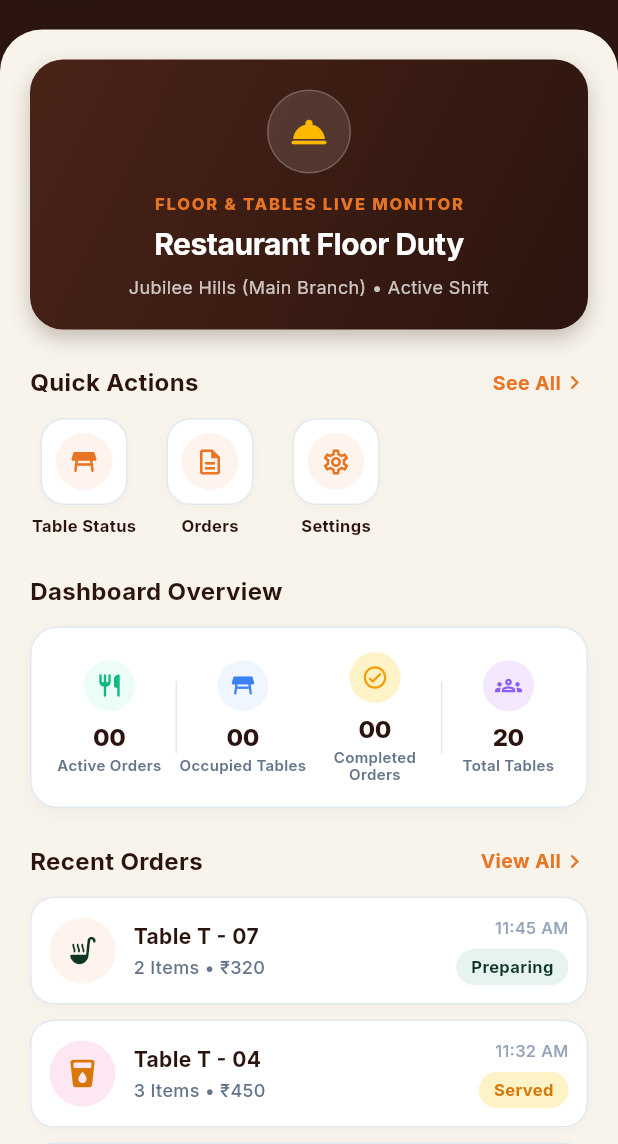
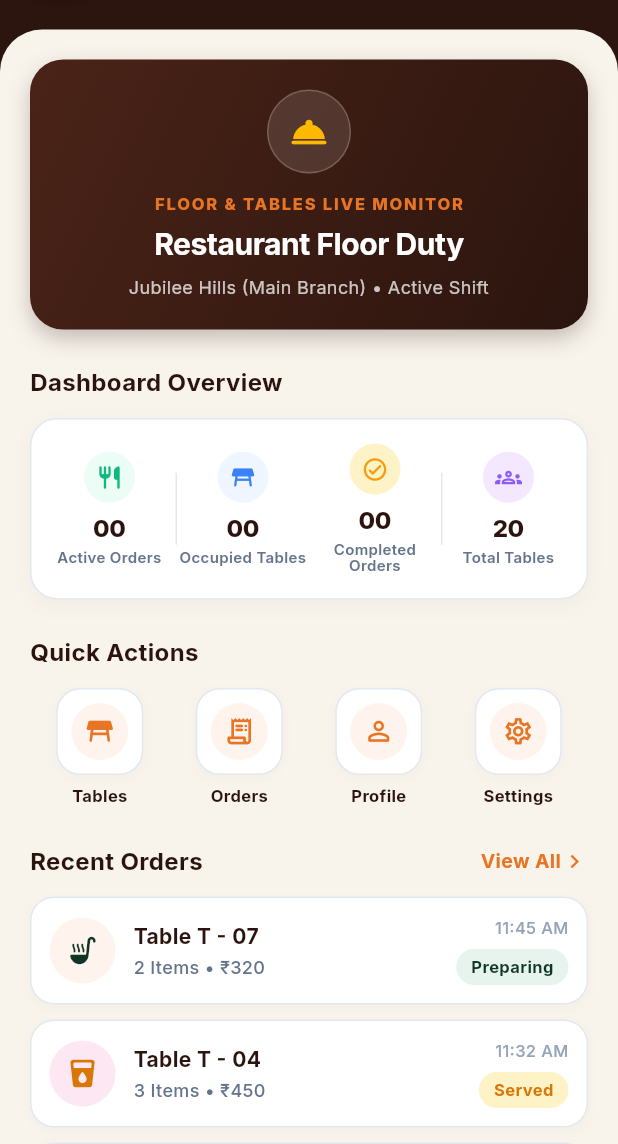
Before and after one commit to Speshway-2017/Restaurant-management-system, a Flutter app: the WaiterDashboardScreen screen opened directly, on a phone screen of 412 x 824 dp, the part 92-1236 px from its top. Run offline on Flutter 3.47's test engine with Material 3 defaults, Android fonts, the phone set to English and light mode, and no system bars; our stand-ins replace firebase_core, google_fonts, shared_preferences; accounts and stored records are empty; network calls fail.

Commit message:
Adjusted the DashboardPage

```diff
--- a/mobile/lib/screens/dashboard/waiter_dashboard_screen.dart
+++ b/mobile/lib/screens/dashboard/waiter_dashboard_screen.dart
@@ -324,81 +324,8 @@ class _WaiterDashboardScreenState extends State<WaiterDashboardScreen> {
                         ],
                         const SizedBox(height: 24),
 
-                        // 4. Quick Actions Row
-                        Row(
-                          mainAxisAlignment: MainAxisAlignment.spaceBetween,
-                          children: [
-                            const Text(
-                              'Quick Actions',
-                              style: TextStyle(
-                                fontSize: 16,
-                                fontWeight: FontWeight.bold,
-                                color: Color(0xFF2C140E),
-                              ),
-                            ),
-                            GestureDetector(
-                              onTap: () {
-                                if (widget.onNavigateTab != null) widget.onNavigateTab!(1); // Go to Orders
-                              },
-                              child: const Row(
-                                children: [
-                                  Text(
-                                    'See All',
-                                    style: TextStyle(
-                                      fontSize: 13,
-                                      fontWeight: FontWeight.bold,
-                                      color: Color(0xFFE87524),
-                                    ),
-                                  ),
-                                  Icon(Icons.chevron_right, size: 18, color: Color(0xFFE87524)),
-                                ],
-                              ),
-                            ),
-                          ],
-                        ),
-                        const SizedBox(height: 12),
-
-                        // Quick Action Items
-                        SingleChildScrollView(
-                          scrollDirection: Axis.horizontal,
-                          physics: const BouncingScrollPhysics(),
-                          child: Row(
-                            children: [
-                              _buildQuickActionTile(
-                                context,
-                                icon: Icons.table_restaurant_rounded,
-                                label: 'Table Status',
-                                onTap: () {
-                                  if (widget.onNavigateTab != null) widget.onNavigateTab!(2); // Tables
-                                },
-                              ),
-                              const SizedBox(width: 12),
-                              _buildQuickActionTile(
-                                context,
-                                icon: Icons.description_outlined,
-                                label: 'Orders',
-                                onTap: () {
-                                  if (widget.onNavigateTab != null) widget.onNavigateTab!(1); // Orders
-                                },
-                              ),
-                              const SizedBox(width: 12),
-                              _buildQuickActionTile(
-                                context,
-                                icon: Icons.settings_outlined,
-                                label: 'Settings',
-                                onTap: () {
-                                  Navigator.push(
-                                    context,
-                                    MaterialPageRoute(builder: (_) => const WaiterSettingsScreen()),
-                                  );
-                                },
-                              ),
-                            ],
-                          ),
-                        ),
-                        const SizedBox(height: 24),
-
-                        // 5. Dashboard Overview Section
+
+                        // 4. Dashboard Overview Section
                         const Text(
                           'Dashboard Overview',
                           style: TextStyle(
@@ -451,7 +378,7 @@ class _WaiterDashboardScreenState extends State<WaiterDashboardScreen> {
                                   Navigator.push(
                                     context,
                                     MaterialPageRoute(
-                                      builder: (_) => const WaiterOrdersScreen(initialTabIndex: 4),
+                                      builder: (_) => const WaiterOrdersScreen(initialTabIndex: 0),
                                     ),
                                   );
                                 },
@@ -466,6 +393,61 @@ class _WaiterDashboardScreenState extends State<WaiterDashboardScreen> {
                               ),
                             ],
                           ),
+                        ),
+                        const SizedBox(height: 24),
+
+
+                        // 5. Quick Actions Section Title
+                        const Text(
+                          'Quick Actions',
+                          style: TextStyle(
+                            fontSize: 16,
+                            fontWeight: FontWeight.bold,
+                            color: Color(0xFF2C140E),
+                          ),
+                        ),
+                        const SizedBox(height: 12),
+
+                        // Quick Action Items (4 Balanced Full-Width Tiles)
+                        Row(
+                          mainAxisAlignment: MainAxisAlignment.spaceBetween,
+                          children: [
+                            _buildQuickActionTile(
+                              context,
+                              icon: Icons.table_restaurant_rounded,
+                              label: 'Tables',
+                              onTap: () {
+                                if (widget.onNavigateTab != null) widget.onNavigateTab!(2); // Tables
+                              },
+                            ),
+                            _buildQuickActionTile(
+                              context,
+                              icon: Icons.receipt_long_rounded,
+                              label: 'Orders',
+                              onTap: () {
+                                if (widget.onNavigateTab != null) widget.onNavigateTab!(1); // Orders
+                              },
+                            ),
+                            _buildQuickActionTile(
+                              context,
+                              icon: Icons.person_outline_rounded,
+                              label: 'Profile',
+                              onTap: () {
+                                if (widget.onNavigateTab != null) widget.onNavigateTab!(4); // Profile
+                              },
+                            ),
+                            _buildQuickActionTile(
+                              context,
+                              icon: Icons.settings_outlined,
+                              label: 'Settings',
+                              onTap: () {
+                                Navigator.push(
+                                  context,
+                                  MaterialPageRoute(builder: (_) => const WaiterSettingsScreen()),
+                                );
+                              },
+                            ),
+                          ],
                         ),
                         const SizedBox(height: 24),
 
@@ -709,10 +691,10 @@ class _WaiterDashboardScreenState extends State<WaiterDashboardScreen> {
     required String label,
     required VoidCallback onTap,
   }) {
-    return GestureDetector(
-      onTap: onTap,
-      child: SizedBox(
-        width: 72,
+    return Expanded(
+      child: GestureDetector(
+        onTap: onTap,
+        behavior: HitTestBehavior.opaque,
         child: Column(
           children: [
             Container(
@@ -738,7 +720,7 @@ class _WaiterDashboardScreenState extends State<WaiterDashboardScreen> {
                     color: Color(0xFFFFF4ED), // Soft Peach Tint
                     shape: BoxShape.circle,
                   ),
-                  child: Icon(icon, color: const Color(0xFFE87524), size: 20),
+                  child: Icon(icon, color: const Color(0xFFE87524), size: 21),
                 ),
               ),
             ),
@@ -1683,8 +1665,6 @@ class _ProfilePopupModal extends StatefulWidget {
 }
 
 class _ProfilePopupModalState extends State<_ProfilePopupModal> {
-  bool _isOnline = true;
-
   @override
   Widget build(BuildContext context) {
     final authProvider = Provider.of<AuthProvider>(context);
@@ -1776,60 +1756,7 @@ class _ProfilePopupModalState extends State<_ProfilePopupModal> {
                 ),
               ),
             ),
-            const SizedBox(height: 12),
-
-            // Availability Status
-            const Text(
-              'Availability Status',
-              style: TextStyle(
-                fontSize: 12,
-                fontWeight: FontWeight.w500,
-                color: Color(0xFF94A3B8),
-              ),
-            ),
-            const SizedBox(height: 6),
-            Row(
-              mainAxisAlignment: MainAxisAlignment.spaceBetween,
-              children: [
-                Row(
-                  children: [
-                    Container(
-                      width: 10,
-                      height: 10,
-                      decoration: BoxDecoration(
-                        color: _isOnline ? const Color(0xFF10B981) : Colors.grey,
-                        shape: BoxShape.circle,
-                      ),
-                    ),
-                    const SizedBox(width: 8),
-                    Text(
-                      _isOnline ? 'Online' : 'Offline',
-                      style: TextStyle(
-                        fontSize: 14,
-                        fontWeight: FontWeight.bold,
-                        color: _isOnline ? const Color(0xFF10B981) : Colors.grey,
-                      ),
-                    ),
-                  ],
-                ),
-                Transform.scale(
-                  scale: 0.85,
-                  child: Switch(
-                    value: _isOnline,
-                    activeThumbColor: Colors.white,
-                    activeTrackColor: const Color(0xFF10B981),
-                    inactiveThumbColor: Colors.white,
-                    inactiveTrackColor: Colors.grey[300],
-                    onChanged: (val) {
-                      setState(() {
-                        _isOnline = val;
-                      });
-                    },
-                  ),
-                ),
-              ],
-            ),
-            const SizedBox(height: 12),
+            const SizedBox(height: 10),
             const Divider(height: 1, color: Color(0xFFE2E8F0)),
             const SizedBox(height: 10),
 
```
Also changed, not shown: mobile/lib/screens/orders/waiter_orders_screen.dart (+5 -4 lines), 1 other file.
